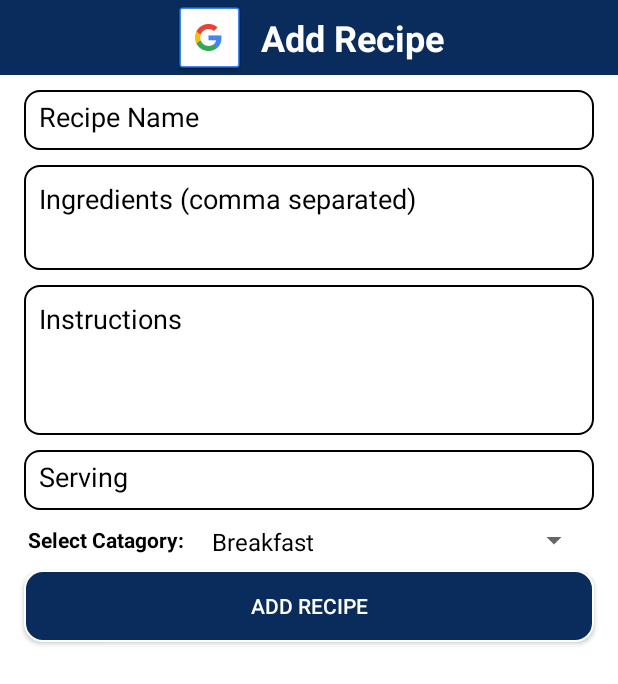
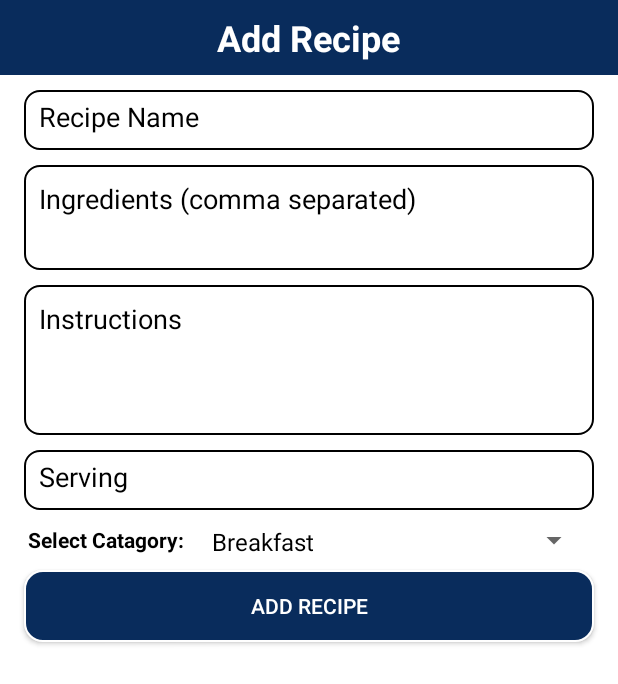
Before and after one commit to BinodLamichhane31/MealMate, an Android app built with Jetpack Compose: the MealFragment screen opened directly, with no data from a screen before it, after a tap on an icon or button, on a phone screen of 412 x 824 dp. Shown: the top 684 px of the screen. Run offline under Robolectric (Android 15) with nearby library versions, the phone set to English and light mode, and no system bars; our stand-ins replace Firebase (no records; nobody signed in at launch, a user with empty details on screens opened directly).

```diff
--- /dev/null
+++ b/app/src/main/java/com/example/mealmate/ui/home/fragments/BaseFragment.kt
@@ -0,0 +1,41 @@
+package com.example.mealmate.ui.home.fragments
+
+import ShakeDetector
+import android.app.AlertDialog
+import android.content.Context
+import android.content.Intent
+import android.os.Bundle
+import androidx.fragment.app.Fragment
+import android.view.LayoutInflater
+import android.view.View
+import android.view.ViewGroup
+import com.example.mealmate.R
+import com.example.mealmate.ui.auth.LoginActivity
+import com.example.mealmate.ui.home.AddRecipeActivity
+import com.google.firebase.auth.FirebaseAuth
+
+abstract class BaseFragment : Fragment() {
+    private lateinit var shakeDetector: ShakeDetector
+    private lateinit var auth: FirebaseAuth
+
+    override fun onViewCreated(view: View, savedInstanceState: Bundle?) {
+        super.onViewCreated(view, savedInstanceState)
+        auth = FirebaseAuth.getInstance()
+
+        shakeDetector = ShakeDetector(requireContext()) {
+            val intent = Intent(requireContext(), AddRecipeActivity::class.java)
+            startActivity(intent)
+        }
+    }
+
+    override fun onResume() {
+        super.onResume()
+        shakeDetector.start()
+    }
+
+    override fun onPause() {
+        super.onPause()
+        shakeDetector.stop()
+    }
+
+}
--- a/app/src/main/java/com/example/mealmate/ui/home/fragments/GroceryFragment.kt
+++ b/app/src/main/java/com/example/mealmate/ui/home/fragments/GroceryFragment.kt
@@ -14,7 +14,7 @@ import com.example.mealmate.model.GroceryItem
 import com.example.mealmate.viewmodel.GroceryViewModel
 import com.google.android.material.floatingactionbutton.FloatingActionButton
 
-class GroceryFragment : Fragment() {
+class GroceryFragment : BaseFragment() {
     private val viewModel: GroceryViewModel by viewModels()
     private lateinit var listView: ListView
     private lateinit var adapter: ArrayAdapter<String>
--- a/app/src/main/java/com/example/mealmate/ui/home/fragments/MealFragment.kt
+++ b/app/src/main/java/com/example/mealmate/ui/home/fragments/MealFragment.kt
@@ -17,7 +17,7 @@ import com.example.mealmate.ui.home.AddRecipeActivity
 import com.example.mealmate.viewmodel.RecipeViewModel
 import com.google.android.material.floatingactionbutton.FloatingActionButton
 
-class MealFragment : Fragment() {
+class MealFragment : BaseFragment() {
 
     private val recipeViewModel: RecipeViewModel by viewModels()
     private lateinit var recipeAdapter: RecipeAdapter
--- a/app/src/main/java/com/example/mealmate/ui/home/fragments/ProfileFragment.kt
+++ b/app/src/main/java/com/example/mealmate/ui/home/fragments/ProfileFragment.kt
@@ -14,7 +14,7 @@ import com.example.mealmate.R
 import com.example.mealmate.ui.auth.LoginActivity
 import com.google.firebase.auth.FirebaseAuth
 
-class ProfileFragment : Fragment() {
+class ProfileFragment : BaseFragment() {
 
     private lateinit var auth: FirebaseAuth
     private lateinit var fullNameTextView: TextView
--- /dev/null
+++ b/app/src/main/java/com/example/mealmate/utils/ShakeDetector.kt
@@ -0,0 +1,40 @@
+import android.content.Context
+import android.hardware.Sensor
+import android.hardware.SensorEvent
+import android.hardware.SensorEventListener
+import android.hardware.SensorManager
+import kotlin.math.sqrt
+
+class ShakeDetector(context: Context, private val onShake: () -> Unit) : SensorEventListener {
+    private val sensorManager = context.getSystemService(Context.SENSOR_SERVICE) as SensorManager
+    private val accelerometer = sensorManager.getDefaultSensor(Sensor.TYPE_ACCELEROMETER)
+
+    private var lastShakeTime: Long = 0
+    private val shakeThreshold = 12.0 // Adjust this if needed
+
+    fun start() {
+        sensorManager.registerListener(this, accelerometer, SensorManager.SENSOR_DELAY_UI)
+    }
+
+    fun stop() {
+        sensorManager.unregisterListener(this)
+    }
+
+    override fun onSensorChanged(event: SensorEvent?) {
+        if (event == null) return
+
+        val x = event.values[0]
+        val y = event.values[1]
+        val z = event.values[2]
+
+        val acceleration = sqrt((x * x + y * y + z * z).toDouble())
+        val currentTime = System.currentTimeMillis()
+
+        if (acceleration > shakeThreshold && currentTime - lastShakeTime > 1000) {
+            lastShakeTime = currentTime
+            onShake()
+        }
+    }
+
+    override fun onAccuracyChanged(sensor: Sensor?, accuracy: Int) {}
+}
--- a/app/src/main/res/layout/activity_add_recipe.xml
+++ b/app/src/main/res/layout/activity_add_recipe.xml
@@ -15,12 +15,6 @@
         android:layout_marginBottom="10sp"
         android:gravity="center"
         android:background="#092c5c">
-
-        <ImageView
-            android:layout_width="wrap_content"
-            android:layout_height="wrap_content"
-            android:layout_marginRight="10dp"
-            android:src="@drawable/common_google_signin_btn_icon_dark"/>
 
         <TextView
             android:layout_width="wrap_content"
--- a/app/src/main/res/layout/activity_update_recipe.xml
+++ b/app/src/main/res/layout/activity_update_recipe.xml
@@ -15,12 +15,6 @@
         android:layout_marginBottom="10sp"
         android:gravity="center"
         android:background="#092c5c">
-
-        <ImageView
-            android:layout_width="wrap_content"
-            android:layout_height="wrap_content"
-            android:layout_marginRight="10dp"
-            android:src="@drawable/common_google_signin_btn_icon_dark"/>
 
         <TextView
             android:layout_width="wrap_content"
```
Also changed, not shown: app/src/main/java/com/example/mealmate/repository/impl/AuthRepositoryImpl.kt (+24 -3 lines), app/src/main/java/com/example/mealmate/viewmodel/AuthViewModel.kt (+14 -4 lines).
